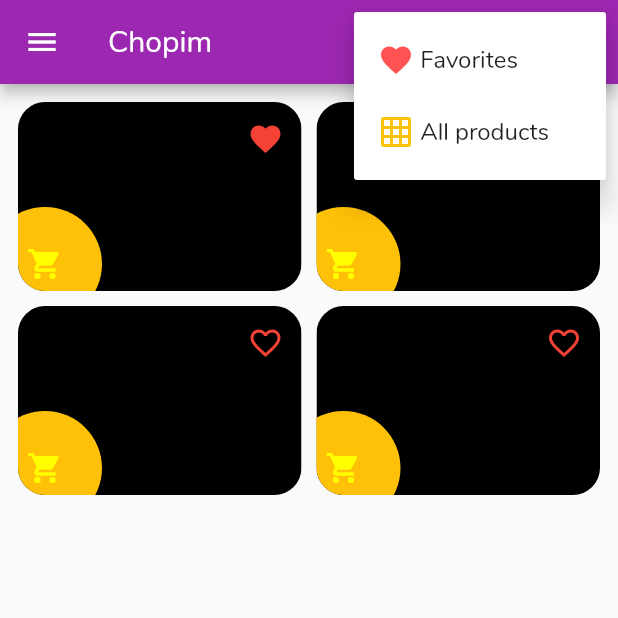
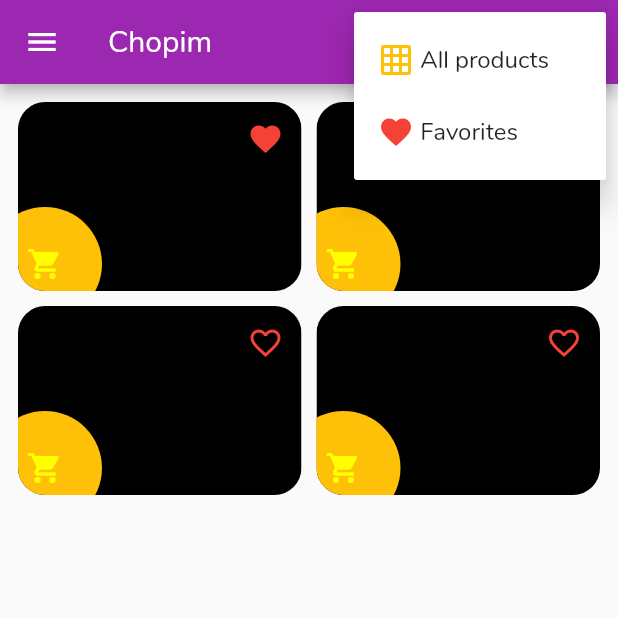
Before and after one commit to gusalvesflutterprojects/shop_app, a Flutter app: the screen it shows after launch, after a tap on the "shopping cart" icon, after a tap on the "favorite outline" icon, after a tap on the "filter list" icon, on a phone screen of 412 x 824 dp, the top half of it. Run offline on Flutter 3.47's test engine with Material 2 defaults, Android fonts, the light colour scheme and no system bars; missing offline and left inert: random_color.

Commit message:
error favorite hero

```diff
--- a/lib/main.dart
+++ b/lib/main.dart
@@ -7,9 +7,11 @@ import './screens/shopping_cart_screen.dart';
 import './screens/orders_screen.dart';
 import './screens/order_completed.dart';
 
+import 'providers/product.dart';
 import 'providers/products.dart';
 import 'providers/shopping_cart.dart';
 import 'providers/orders.dart';
+import 'screens/not_found.dart';
 
 void main() => runApp(MyApp());
 
@@ -36,9 +38,27 @@ class MyApp extends StatelessWidget {
         ),
         title: 'Chopim App',
         initialRoute: '/',
+        onGenerateRoute: (RouteSettings routeData) {
+          final _args = routeData.arguments as Map;
+          switch (routeData.name) {
+            case ProductDetailsScreen.routeName:
+            final product = _args['product'] as Product;
+              return MaterialPageRoute(
+                settings: routeData,
+                builder: (ctx) => ChangeNotifierProvider.value(
+                  value: product,
+                  child: ProductDetailsScreen(),
+                ),
+              );
+              break;
+            default:
+              return MaterialPageRoute(
+                builder: (c) => NotFound(),
+              );
+          }
+        },
         routes: {
           '/': (ctx) => ProductsOverviewScreen(),
-          ProductDetailsScreen.routeName: (ctx) => ProductDetailsScreen(),
           ShoppingCartScreen.routeName: (ctx) => ShoppingCartScreen(),
           OrdersScreen.routeName: (ctx) => OrdersScreen(),
           OrderCompleted.routeName: (ctx) => OrderCompleted(),
--- a/lib/providers/shopping_cart.dart
+++ b/lib/providers/shopping_cart.dart
@@ -5,7 +5,7 @@ import 'package:shop_app/models/product_with_quantity.dart';
 import '../providers/product.dart';
 
 class ShoppingCart with ChangeNotifier {
-  List<ProductWithQuantity> _cartItems = [
+  List<ProductWithQuantity> _items = [
     ProductWithQuantity(
       product: Product(
         id: 'p4',
@@ -24,15 +24,22 @@ class ShoppingCart with ChangeNotifier {
   ];
 
   List<Product> get cartItemsProducts =>
-      [..._cartItems.map((item) => item.product)];
+      [..._items.map((item) => item.product)];
 
-  List<dynamic> get cartItemsWithQuantity => [..._cartItems];
+  List<dynamic> get cartItemsWithQuantity => [..._items];
+
+  double get shoppingCartTotal => cartItemsWithQuantity.fold(
+        0,
+        (val, item) => val + (item.product.price * item.qty),
+      );
+
+  int get cartItemsCount => _items.length;
 
   void addToCart(BuildContext ctx, Product product, int quantity) {
     final idx = cartItemsProducts.indexWhere((prd) => prd.id == product.id);
 
     if (idx == -1)
-      _cartItems.add(
+      _items.add(
         ProductWithQuantity(
           product: product,
           qty: quantity,
@@ -45,30 +52,25 @@ class ShoppingCart with ChangeNotifier {
 
   void incrementCartProduct(String productId) {
     final idx = cartItemsProducts.indexWhere((prd) => prd.id == productId);
-    _cartItems[idx].qty++;
+    _items[idx].qty++;
     notifyListeners();
   }
 
   void decrementCartProduct(String productId) {
     final idx = cartItemsProducts.indexWhere((prd) => prd.id == productId);
-    _cartItems[idx].qty == 1 ? _cartItems.removeAt(idx) : _cartItems[idx].qty--;
+    _items[idx].qty == 1 ? _items.removeAt(idx) : _items[idx].qty--;
     notifyListeners();
   }
 
   void removeFromCart(String productId) {
     final idx = cartItemsProducts.indexWhere((prd) => prd.id == productId);
 
-    _cartItems.removeAt(idx);
+    _items.removeAt(idx);
     notifyListeners();
   }
 
   void emptyCart() {
-    _cartItems.clear();
+    _items.clear();
     notifyListeners();
   }
-
-  double getShoppingCartTotal() => cartItemsWithQuantity.fold(
-        0,
-        (val, item) => val + (item.product.price * item.qty),
-      );
 }
--- a/lib/screens/products_overview_screen.dart
+++ b/lib/screens/products_overview_screen.dart
@@ -1,10 +1,11 @@
 import 'package:flutter/material.dart';
 import 'package:provider/provider.dart';
-import 'package:shop_app/providers/shopping_cart.dart';
 
 import '../widgets/products_grid.dart';
 import '../widgets/main_drawer.dart';
+import '../widgets/badge.dart';
 
+import '../providers/shopping_cart.dart';
 import '../providers/products.dart';
 
 class ProductsOverviewScreen extends StatefulWidget {
@@ -20,35 +21,47 @@ enum FilterOptions {
 class _ProductsOverviewScreenState extends State<ProductsOverviewScreen> {
   @override
   Widget build(BuildContext context) {
-    print('rebuild _ProductsOverviewScreenState');
     final Products _productsData =
         Provider.of<Products>(context, listen: false);
+
+    _buildPopupMenuItem(
+      FilterOptions value,
+      IconData icon,
+      Color color,
+      String title,
+    ) =>
+        PopupMenuItem(
+          value: value,
+          child: Row(
+            children: <Widget>[
+              Icon(
+                icon,
+                color: color,
+              ),
+              Text(' $title'),
+            ],
+          ),
+        );
 
     return Scaffold(
       appBar: AppBar(
         title: Text('Chopim'),
         actions: <Widget>[
           IconButton(
-              icon: Stack(children: <Widget>[
-                Icon(Icons.shopping_cart),
-                Positioned(
-                  bottom: -5,
-                  right: -5,
-                  child: CircleAvatar(
-                    radius: 8,
-                    child: Consumer<ShoppingCart>(
-                      builder: (c, cartData, child) => (Text(
-                        '${cartData.cartItemsProducts.length}',
-                      )),
-                    ),
-                  ),
-                )
-              ]),
-              onPressed: () {
-                Navigator.of(context).pushNamed(
-                  '/shopping-cart',
-                );
-              }),
+            icon: Icon(Icons.tag_faces),
+            onPressed: () => Navigator.pushNamed(
+              context,
+              '/fon'
+            ),
+          ),
+          Consumer<ShoppingCart>(
+            builder: (ctx, cartData, ch) => Badge(
+              value: cartData.cartItemsCount,
+              color: Theme.of(context).primaryColor.withRed(230),
+              icon: ch,
+            ),
+            child: Icon(Icons.shopping_cart),
+          ),
           PopupMenuButton(
             icon: Icon(Icons.filter_list),
             onSelected: (FilterOptions selectedValue) {
@@ -57,29 +70,17 @@ class _ProductsOverviewScreenState extends State<ProductsOverviewScreen> {
                   : _productsData.showAll();
             },
             itemBuilder: (_) => [
-              PopupMenuItem(
-                value: FilterOptions.Favorites,
-                child: Row(
-                  children: <Widget>[
-                    Icon(
-                      Icons.favorite,
-                      color: Colors.redAccent,
-                    ),
-                    Text(' Favorites'),
-                  ],
-                ),
+              _buildPopupMenuItem(
+                FilterOptions.All,
+                Icons.grid_on,
+                Theme.of(context).accentColor,
+                'All products',
               ),
-              PopupMenuItem(
-                value: FilterOptions.All,
-                child: Row(
-                  children: <Widget>[
-                    Icon(
-                      Icons.grid_on,
-                      color: Theme.of(context).accentColor,
-                    ),
-                    Text(' All products'),
-                  ],
-                ),
+              _buildPopupMenuItem(
+                FilterOptions.Favorites,
+                Icons.favorite,
+                Colors.red,
+                'Favorites',
               ),
             ],
           )
--- a/lib/screens/shopping_cart_screen.dart
+++ b/lib/screens/shopping_cart_screen.dart
@@ -1,11 +1,12 @@
 import 'package:flutter/material.dart';
 import 'package:provider/provider.dart';
-import 'package:shop_app/models/product_with_quantity.dart';
-import 'package:shop_app/providers/orders.dart';
 
 import '../widgets/shopping_cart_item.dart';
 import '../widgets/nothing_to_display.dart';
+
+import '../models/product_with_quantity.dart';
 import '../providers/shopping_cart.dart';
+import '../providers/orders.dart';
 
 class ShoppingCartScreen extends StatelessWidget {
   static const routeName = '/shopping-cart';
@@ -87,7 +88,7 @@ class ShoppingCartScreen extends StatelessWidget {
                               ),
                             ),
                             Text(
-                                '\$${_cartData.getShoppingCartTotal().toStringAsFixed(2)}',
+                                '\$${_cartData.shoppingCartTotal.toStringAsFixed(2)}',
                                 style: TextStyle(
                                     fontSize: 20, color: Colors.white))
                           ],
--- /dev/null
+++ b/lib/widgets/badge.dart
@@ -0,0 +1,48 @@
+import 'package:flutter/material.dart';
+
+class Badge extends StatelessWidget {
+  const Badge({
+    Key key,
+    @required this.value,
+    @required this.icon,
+    this.color,
+  }) : super(key: key);
+
+  final int value;
+  final Icon icon;
+  final Color color;
+
+  @override
+  Widget build(BuildContext context) {
+    return GestureDetector(
+      onTap: () {
+        Navigator.of(context).pushNamed(
+          '/shopping-cart',
+        );
+      },
+      child: Stack(
+        alignment: Alignment.center,
+        overflow: Overflow.visible,
+        children: [
+          icon,
+          Positioned(
+            top: 8,
+            right: -8,
+                      child: CircleAvatar(
+              backgroundColor:
+                  color != null ? color : Theme.of(context).accentColor,
+              radius: 10,
+              child: Text(
+                value.toString(),
+                textAlign: TextAlign.center,
+                style: TextStyle(
+                  fontSize: 16,
+                ),
+              ),
+            ),
+          ),
+        ],
+      ),
+    );
+  }
+}
--- a/lib/widgets/product_item.dart
+++ b/lib/widgets/product_item.dart
@@ -4,14 +4,9 @@ import 'package:provider/provider.dart';
 import '../screens/product_details_screen.dart';
 
 import '../providers/product.dart';
-// import '../providers/products.dart';
 import '../providers/shopping_cart.dart';
 
 class ProductItem extends StatefulWidget {
-  // final Product product;
-
-  // ProductItem(this.product);
-
   @override
   _ProductItemState createState() => _ProductItemState();
 }
@@ -19,14 +14,14 @@ class ProductItem extends StatefulWidget {
 class _ProductItemState extends State<ProductItem> {
   @override
   Widget build(BuildContext context) {
-    final product = Provider.of<Product>(context, listen: false);
+    final product = Provider.of<Product>(context);
     final ShoppingCart _cartData =
         Provider.of<ShoppingCart>(context, listen: false);
-    // final Function _toggleFavorite =
-    //     Provider.of<Products>(context, listen: false).toggleFavorite;
 
     return ClipRRect(
       borderRadius: BorderRadius.circular(18),
+      child: ChangeNotifierProvider.value(
+        value: product,
         child: GestureDetector(
           onTap: () => Navigator.pushNamed(
             context,
@@ -38,10 +33,14 @@ class _ProductItemState extends State<ProductItem> {
           child: GridTile(
             child: Stack(
               children: <Widget>[
-              Container(
+                Hero(
+                  key: ValueKey(product.id),
+                  tag: '${product.id}Image',
+                  child: Container(
                     decoration: BoxDecoration(
                       gradient: product.gradient,
                       borderRadius: BorderRadius.circular(12),
+                    ),
                   ),
                 ),
                 Positioned(
@@ -68,20 +67,30 @@ class _ProductItemState extends State<ProductItem> {
               child: Row(
                 mainAxisAlignment: MainAxisAlignment.spaceBetween,
                 children: <Widget>[
-                Text(
+                  Hero(
+                    key: ValueKey('${product.id}Title'),
+                    tag: '${product.id}Title',
+                    child: Material(
+                      type: MaterialType.transparency,
+                      child: Text(
                         product.title,
                         style: TextStyle(fontSize: 18),
+                      ),
+                    ),
                   ),
                   GestureDetector(
                     onTap: () => product.toggleFavorite(),
                     child: Consumer<Product>(
-                    builder: (c, product, child) => Icon(
+                      builder: (c, product, child) => Hero(
+                        key: ValueKey(product.id),
+                        tag: '${product.id}Favorite',
+                        child: Icon(
                           product.isFavorite
                               ? Icons.favorite
                               : Icons.favorite_border,
                           color: Colors.red,
                         ),
-                    child: Text('') //here goes static data and it is passed as the child argument to the function above,
+                      ),
                     ),
                   ),
                 ],
@@ -92,15 +101,23 @@ class _ProductItemState extends State<ProductItem> {
               children: <Widget>[
                 Padding(
                   padding: const EdgeInsets.all(12),
+                  child: Hero(
+                    key: ValueKey('${product.id}Price'),
+                    tag: '${product.id}Price',
+                    child: Material(
+                      type: MaterialType.transparency, // likely needed
                       child: Text(
                         '\$${product.price}',
                         style: TextStyle(fontSize: 28),
+                      ),
+                    ),
                   ),
                 ),
               ],
             ),
           ),
         ),
+      ),
     );
   }
 }
--- a/lib/widgets/products_grid.dart
+++ b/lib/widgets/products_grid.dart
@@ -1,6 +1,7 @@
 import 'package:flutter/material.dart';
 import 'package:provider/provider.dart';
 
+import '../widgets/nothing_to_display.dart';
 import '../widgets/product_item.dart';
 
 import '../providers/products.dart';
@@ -13,7 +14,8 @@ class ProductsGrid extends StatelessWidget {
         ? _productsData.favoriteItems
         : _productsData.items;
 
-    return GridView.builder(
+    return _products.length > 0
+        ? GridView.builder(
             padding: const EdgeInsets.all(12),
             itemCount: _products.length,
             gridDelegate: SliverGridDelegateWithFixedCrossAxisCount(
@@ -28,6 +30,12 @@ class ProductsGrid extends StatelessWidget {
                 child: ProductItem(),
               );
             },
+          )
+        : NothingToDisplay(
+            icon: Icons.sentiment_dissatisfied,
+            title: 'shit nigga',
+            subtitle:
+                'you have no favorites yet, as you are no one\'s favorite',
           );
   }
 }
--- a/lib/widgets/shopping_cart_item.dart
+++ b/lib/widgets/shopping_cart_item.dart
@@ -16,27 +16,70 @@ class ShoppingCartItem extends StatelessWidget {
         Provider.of<ShoppingCart>(context, listen: false);
 
     return Dismissible(
+      key: ValueKey(cartItem.product.id),
       onDismissed: (_) => _cartData.removeFromCart(cartItem.product.id),
       confirmDismiss: (DismissDirection direction) async {
         final bool res = await showDialog(
           context: context,
           builder: (BuildContext context) {
             return AlertDialog(
-              title: const Text("Remove item?"),
-              content: Text("Are you sure you wish to remove ${cartItem.product.title} from your cart?"),
-              actions: <Widget>[
+              backgroundColor: Colors.white70,
+              shape: RoundedRectangleBorder(
+                  borderRadius: BorderRadius.circular(12)),
+              content: Column(
+                mainAxisSize: MainAxisSize.min,
+                children: <Widget>[
                   FlatButton(
-                  onPressed: () => Navigator.of(context).pop(false),
-                  child: const Text("CANCEL"),
+                    shape: RoundedRectangleBorder(
+                        borderRadius: BorderRadius.circular(48)),
+                    padding: EdgeInsets.all(20),
+                    color: Colors.blueAccent,
+                    child: Row(
+                      mainAxisAlignment: MainAxisAlignment.center,
+                      mainAxisSize: MainAxisSize.min,
+                      children: <Widget>[
+                        Icon(Icons.cancel),
+                        SizedBox(
+                          width: 6,
                         ),
-                FlatButton(
-                  onPressed: () => Navigator.of(context).pop(true),
-                  child: const Text(
-                    "REMOVE",
-                    style: TextStyle(fontSize: 16, fontWeight: FontWeight.bold),
+                        Text(
+                          ' KEEP ITEM',
+                          style: TextStyle(
+                            fontSize: 16,
                           ),
                         ),
                       ],
+                    ),
+                    onPressed: () => Navigator.of(context).pop(false),
+                  ),
+                  SizedBox(
+                    height: 12,
+                  ),
+                  FlatButton(
+                    shape: RoundedRectangleBorder(
+                        borderRadius: BorderRadius.circular(48)),
+                    padding: EdgeInsets.all(20),
+                    color: Colors.redAccent,
+                    child: Row(
+                      mainAxisAlignment: MainAxisAlignment.center,
+                      children: <Widget>[
+                        const Icon(
+                          Icons.delete,
+                        ),
+                        SizedBox(
+                          width: 12,
+                        ),
+                        const Text(
+                          "REMOVE",
+                          style: TextStyle(
+                              fontSize: 20, fontWeight: FontWeight.bold),
+                        ),
+                      ],
+                    ),
+                    onPressed: () => Navigator.of(context).pop(true),
+                  ),
+                ],
+              ),
             );
           },
         );
@@ -45,35 +88,30 @@ class ShoppingCartItem extends StatelessWidget {
       direction: DismissDirection.endToStart,
       background: Container(
         color: Colors.redAccent,
-        child: Padding(
+        child: Container(
+          alignment: Alignment.centerRight,
           padding: const EdgeInsets.only(right: 24),
-          child: Row(
-            mainAxisAlignment: MainAxisAlignment.end,
-            children: <Widget>[
-              Icon(
+          child: Icon(
             Icons.delete,
             size: 32,
           ),
-              Text(
-                'Remove item',
-                style: TextStyle(fontSize: 18),
-              ),
-            ],
         ),
       ),
-      ),
-      key: UniqueKey(),
       child: Column(
         children: <Widget>[
           Padding(
             padding: const EdgeInsets.all(12),
             child: Row(
               children: <Widget>[
-                Container(
+                Hero(
+                  key: ValueKey(cartItem.product.id),
+                  tag: "${cartItem.product.id}Image",
+                  child: Container(
                     width: MediaQuery.of(context).size.width * 0.2,
                     height: MediaQuery.of(context).size.width * 0.2,
                     decoration: BoxDecoration(
                       gradient: cartItem.product.gradient,
+                    ),
                   ),
                 ),
                 Expanded(
--- a/pubspec.yaml
+++ b/pubspec.yaml
@@ -30,7 +30,7 @@ dev_dependencies:
 
 flutter:
   assets:
-    - assets/images/waiting.png
+    - assets/nanisore.jpeg
 
   fonts:
     - family: Roboto
```
Also changed, not shown: lib/screens/not_found.dart (added, +57 -0 lines), lib/screens/product_details_screen.dart (+41 -27 lines), assets/images/nanisore.jpeg (added), assets/images/waiting.png (deleted). Lines whose indentation alone changed are shown as unchanged.
